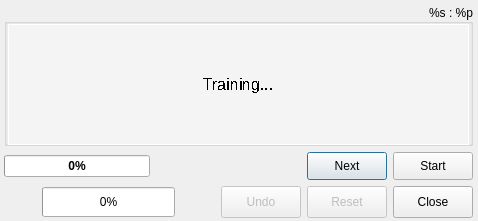
First picture: the form in res/ui/training-dialog.ui, repository smartboyhw/speechcontrol, before the edit.
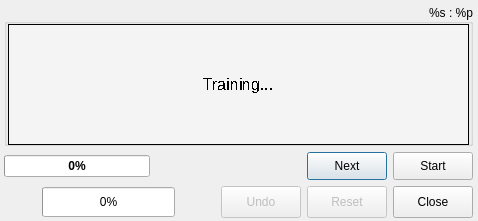
Second picture: the form after the edit.

```diff
--- a/res/ui/training-dialog.ui
+++ b/res/ui/training-dialog.ui
@@ -321,8 +321,7 @@
        <property name="styleSheet">
         <string notr="true">color: rgb(0, 0, 0);
 background-color: rgb(244, 244, 244);
-border: 1px solid #fff;
-border-raidus: 10px;
+border: 1px solid #000;
 </string>
        </property>
        <property name="frameShape">
```
